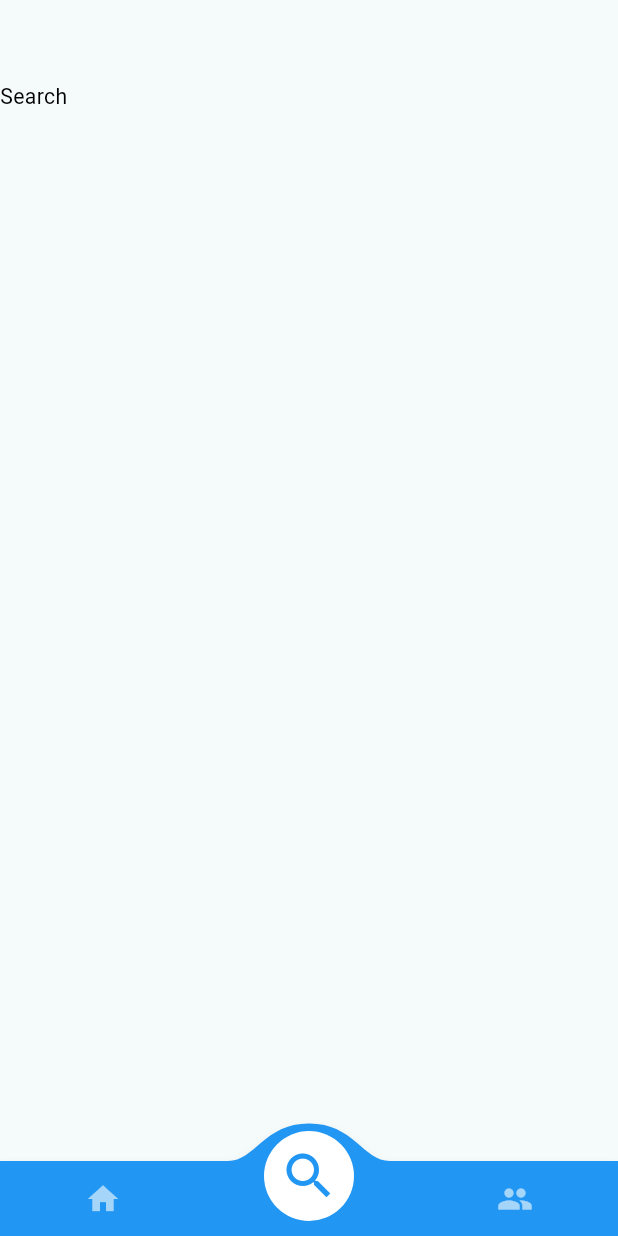
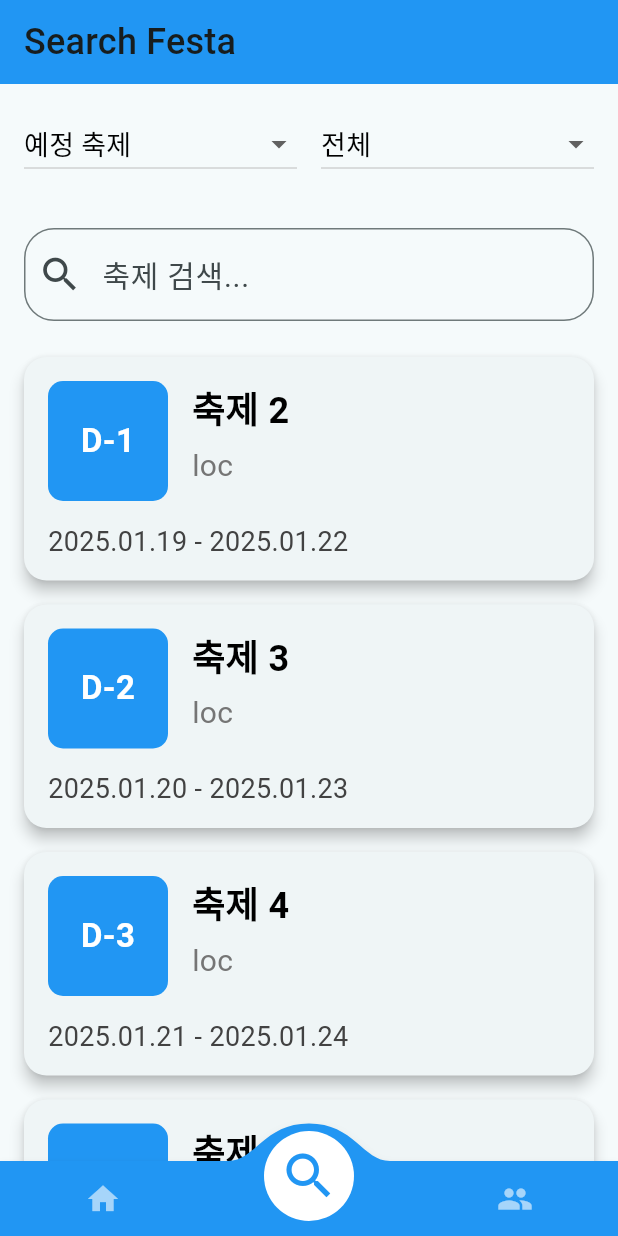
Before and after one commit to GDGoC-Baekya-2Team/withfesta, a Flutter app: the screen it shows after launch, item 2 of the bottom bar chosen, on a phone screen of 412 x 824 dp. Run offline on Flutter 3.47's test engine with Material 3 defaults, Android fonts, the light colour scheme and no system bars; drawn by our look-alikes of convex_bottom_bar; our stand-ins replace flutter_riverpod, flutter_screenutil, riverpod, table_calendar; Roboto replaces fonts that are missing (leferispecialitalic).

Commit message:
searchPage

```diff
--- a/lib/Page/SearchPage.dart
+++ b/lib/Page/SearchPage.dart
@@ -1,5 +1,8 @@
 import 'package:flutter/cupertino.dart';
 import 'package:flutter/material.dart';
+
+import '../Data/Festival.dart';
+import '../Widget/FestivalTileSearch.dart';
 
 class SearchPage extends StatefulWidget {
   const SearchPage({super.key});
@@ -7,14 +10,141 @@ class SearchPage extends StatefulWidget {
   @override
   State<SearchPage> createState() => _SearchPageState();
 }
+getList(int index){
+  List<Festival> list=[];
+  for(int i=0; i<index;i++){
+    list.add(Festival( // 실제 Festival 객체로 변경 필요
+        index,'축제 $index', DateTime.now().add(Duration(days: index)), DateTime.now().add(Duration(days: index + 3)), "번호","장소","주최","상세 주소"));
+  }
+  return list;
+}
 
 class _SearchPageState extends State<SearchPage> {
+  String _selectedTimeFilter = '예정 축제';
+  String _selectedRegion = '전체';
+  String _searchKeyword = '';
+  List<Festival> _festivals = []; // 실제 축제 데이터로 초기화 필요
+
+  @override
+  void initState() {
+    super.initState();
+    // 여기서 실제 축제 데이터를 로드해야 합니다.
+    _festivals = List.generate(
+      20,
+          (index) => Festival(
+        index,
+         '축제 ${index + 1}',
+         DateTime.now().add(Duration(days: index)),
+        DateTime.now().add(Duration(days: index + 3)),"number","loc","주최","주소"
+      ),
+    );
+  }
+
+  List<Festival> get filteredFestivals {
+    return _festivals.where((festival) {
+      final nameMatch = festival.fstvlName!.toLowerCase().contains(_searchKeyword.toLowerCase());
+      final regionMatch = _selectedRegion == '전체' || festival.location == _selectedRegion;
+      final timeMatch = _selectedTimeFilter == '예정 축제'
+          ? festival.fstvlStart!.isAfter(DateTime.now())
+          : festival.fstvlEnd!.isBefore(DateTime.now());
+      return nameMatch && regionMatch && timeMatch;
+    }).toList();
+  }
+
   @override
   Widget build(BuildContext context) {
     return Scaffold(
-      appBar: AppBar(),
-      body: const Text("Search",style: TextStyle(color: Colors.black),),
+      appBar: AppBar(
+        title: Text('Search Festa', style: TextStyle(fontSize: 24,fontFamily: "leferispecialitalic")),
+        backgroundColor: Colors.blue,
+      ),
+      body: Column(
+        children: [
+          _buildFilterSection(),
+          _buildSearchBar(),
+          Expanded(
+            child: ListView.builder(
+              itemCount: filteredFestivals.length,
+              itemBuilder: (context, index) {
+                return FestivaltileSearch(festival: filteredFestivals[index]);
+              },
+            ),
+          ),
+        ],
+      ),
     );
+  }
 
+  Widget _buildFilterSection() {
+    return Padding(
+      padding: const EdgeInsets.all(16.0),
+      child: Row(
+        children: [
+          Expanded(
+            child: DropdownButton<String>(
+              isExpanded: true,
+              value: _selectedTimeFilter,
+              items: ['지난 축제', '예정 축제']
+                  .map((String value) => DropdownMenuItem<String>(
+                value: value,
+                child: Text(value, style: TextStyle(fontSize: 18)),
+              ))
+                  .toList(),
+              onChanged: (String? newValue) {
+                if (newValue != null) {
+                  setState(() {
+                    _selectedTimeFilter = newValue;
+                  });
+                }
+              },
+            ),
+          ),
+          SizedBox(width: 16),
+          Expanded(
+            child: DropdownButton<String>(
+              isExpanded: true,
+              value: _selectedRegion,
+              items: ['전체', '서울', '경기', '인천', '부산']
+                  .map((String value) => DropdownMenuItem<String>(
+                value: value,
+                child: Text(value, style: TextStyle(fontSize: 18)),
+              ))
+                  .toList(),
+              onChanged: (String? newValue) {
+                if (newValue != null) {
+                  setState(() {
+                    _selectedRegion = newValue;
+                  });
+                }
+              },
+            ),
+          ),
+        ],
+      ),
+    );
+  }
+
+
+  Widget _buildSearchBar() {
+    return Padding(
+      padding: const EdgeInsets.all(16.0),
+      child: TextField(
+        style: TextStyle(fontSize: 20),
+        decoration: InputDecoration(
+          hintText: '축제 검색...',
+          hintStyle: TextStyle(fontSize: 20),
+          prefixIcon: Icon(Icons.search, size: 30),
+          border: OutlineInputBorder(
+            borderRadius: BorderRadius.circular(20),
+            borderSide: BorderSide(width: 2),
+          ),
+        ),
+        onChanged: (value) {
+          setState(() {
+            _searchKeyword = value;
+          });
+        },
+      ),
+    );
   }
 }
--- /dev/null
+++ b/lib/Widget/FestivalTileSearch.dart
@@ -0,0 +1,103 @@
+import 'package:flutter/cupertino.dart';
+import 'package:flutter/material.dart';
+import 'package:flutter_riverpod/flutter_riverpod.dart';
+import 'package:intl/intl.dart';
+import '../Data/Festival.dart';
+import '../Page/FestivalDetailPage.dart';
+import '../constant.dart';
+
+class FestivaltileSearch extends ConsumerWidget {
+  final Festival festival;
+
+  const FestivaltileSearch({Key? key, required this.festival}) : super(key: key);
+
+  @override
+  Widget build(BuildContext context,WidgetRef ref) {
+    String statusText;
+    Color statusColor;
+    DateTime now = DateTime.now();
+
+    if (now.isBefore(festival.fstvlStart!)) {
+      // 예정된 축제
+      int daysLeft = festival.fstvlStart!.difference(now).inDays;
+      statusText = 'D-$daysLeft';
+      statusColor = Colors.blue;
+    } else if (now.isAfter(festival.fstvlEnd!)) {
+      // 지난 축제
+      statusText = '종료';
+      statusColor = Colors.grey;
+    } else {
+      // 진행 중인 축제
+      statusText = '진행중';
+      statusColor = Colors.green;
+    }
+
+    return GestureDetector(onTap: () {
+      Navigator.push(
+        context,
+        MaterialPageRoute(
+          builder: (context) => FestivalDetailPage(festival: festival),
+        ),
+      );
+    },
+      child: Card(
+        margin: EdgeInsets.symmetric(horizontal: 16, vertical: 8),
+        elevation: 4,
+        shape: RoundedRectangleBorder(borderRadius: BorderRadius.circular(15)),
+        child: Padding(
+          padding: EdgeInsets.all(16),
+          child: Column(
+            crossAxisAlignment: CrossAxisAlignment.start,
+            children: [
+              Row(
+                crossAxisAlignment: CrossAxisAlignment.start,
+                children: [
+                  Container(
+                    width: 80,
+                    height: 80,
+                    decoration: BoxDecoration(
+                      color: statusColor,
+                      borderRadius: BorderRadius.circular(10),
+                    ),
+                    child: Center(
+                      child: Text(
+                        statusText,
+                        style: TextStyle(
+                          color: Colors.white,
+                          fontWeight: FontWeight.bold,
+                          fontSize: 22,
+                        ),
+                      ),
+                    ),
+                  ),
+                  SizedBox(width: 16),
+                  Expanded(
+                    child: Column(
+                      crossAxisAlignment: CrossAxisAlignment.start,
+                      children: [
+                        Text(
+                          festival.fstvlName!,
+                          style: TextStyle(fontWeight: FontWeight.bold, fontSize: 24),
+                        ),
+                        SizedBox(height: 8),
+                        Text(
+                          festival.location!,
+                          style: TextStyle(fontSize: 20, color: Colors.grey[600]),
+                        ),
+                      ],
+                    ),
+                  ),
+                ],
+              ),
+              SizedBox(height: 16),
+              Text(
+                '${DateFormat('yyyy.MM.dd').format(festival.fstvlStart!)} - ${DateFormat('yyyy.MM.dd').format(festival.fstvlEnd!)}',
+                style: TextStyle(fontSize: 18, color: Colors.grey[800]),
+              ),
+            ],
+          ),
+        ),
+      ),
+    );
+  }
+}
```
